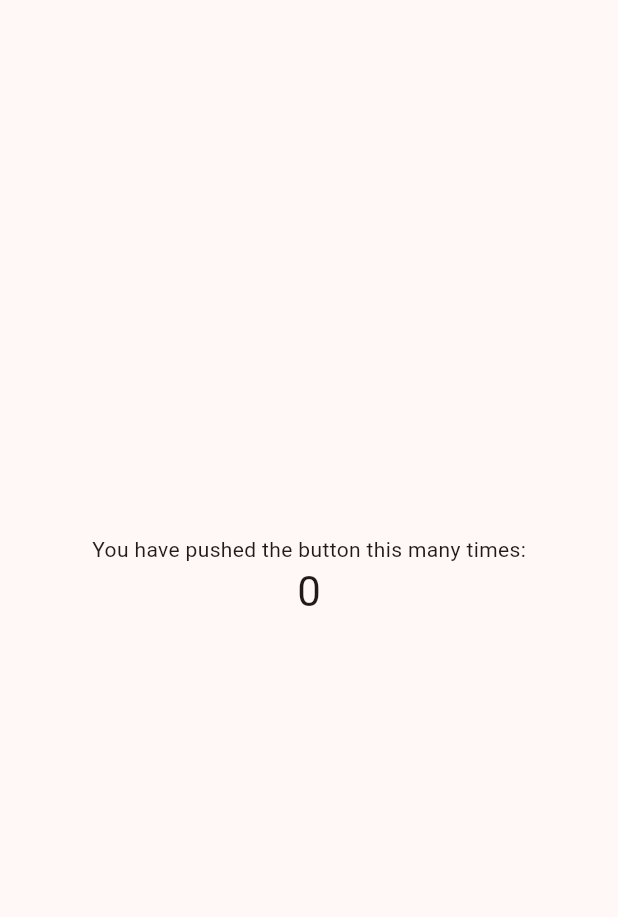
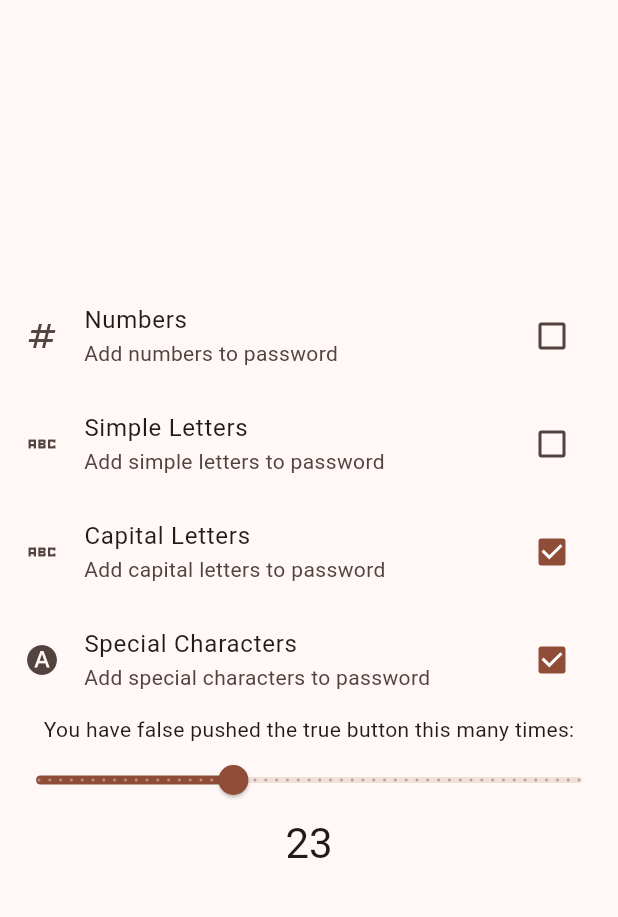
Before and after one commit to kavindus0/Password-Generator, a Flutter app: the screen it shows after launch, on a phone screen of 412 x 824 dp, the part 84-1001 px from its top. Run offline on Flutter 3.47's test engine with Material 3 defaults, Android fonts, the light colour scheme and no system bars.

Commit message:
new slider, few check boxes for password validating and checking added. extract checkbox widget

```diff
--- a/lib/main.dart
+++ b/lib/main.dart
@@ -31,13 +31,12 @@
 }
 
 class _MyHomePageState extends State<MyHomePage> {
+  double valueForSlider = 23;
   bool _numbers = false;
   bool _simple = false;
-  bool _capital = false;
-  bool _special = false;
-
+  bool _capital = true;
+  bool _special = true;
   int _counter = 0;
-
   void _incrementCounter() {
     setState(() {
       _counter++;
@@ -55,11 +54,42 @@
         child: Column(
           mainAxisAlignment: MainAxisAlignment.center,
           children: <Widget>[
-            const Text(
-              'You have pushed the button this many times:',
+            buildCheckboxListTile(
+                title: 'Numbers',
+                subtitle: 'Add numbers to password',
+                iconselect: Icon(Icons.numbers),
+                valueSelected: _numbers),
+            buildCheckboxListTile(
+                title: 'Simple Letters',
+                iconselect: Icon(Icons.abc_sharp),
+                subtitle: 'Add simple letters to password',
+                valueSelected: _simple),
+            buildCheckboxListTile(
+                title: 'Capital Letters',
+                iconselect: Icon(Icons.abc_sharp),
+                subtitle: 'Add capital letters to password',
+                valueSelected: _capital),
+            buildCheckboxListTile(
+                title: 'Special Characters',
+                iconselect: Icon(Icons.hdr_auto_sharp),
+                subtitle: 'Add special characters to password',
+                valueSelected: _special),
+            Text(
+              'You have $_numbers pushed the $_capital button this many times:',
             ),
+            Slider.adaptive(
+                min: 5,
+                max: 55,
+                divisions: 50,
+                label: valueForSlider.round().toString(),
+                value: valueForSlider,
+                onChanged: ((double newValueOfSlider) {
+                  setState(() {
+                    valueForSlider = newValueOfSlider.round().toDouble();
+                  });
+                })),
             Text(
-              '$_counter',
+              '${valueForSlider.toInt()}',
               style: Theme.of(context).textTheme.headlineMedium,
             ),
           ],
@@ -68,4 +98,33 @@
       // This trailing comma makes auto-formatting nicer for build methods.
     );
   }
+
+  CheckboxListTile buildCheckboxListTile({
+    required String title,
+    required String subtitle,
+    required Icon iconselect,
+    required bool valueSelected,
+  }) {
+    return CheckboxListTile(
+      title: Text(title),
+      subtitle: Text(subtitle),
+      value: valueSelected,
+      secondary: iconselect,
+      onChanged: (bool? newValue) {
+        setState(
+          () {
+            if (title == 'Numbers') {
+              _numbers = newValue!;
+            } else if (title == 'Simple Letters') {
+              _simple = newValue!;
+            } else if (title == 'Capital Letters') {
+              _capital = newValue!;
+            } else if (title == 'Special Characters') {
+              _special = newValue!;
+            }
+          },
+        );
+      },
+    );
+  }
 }
```
